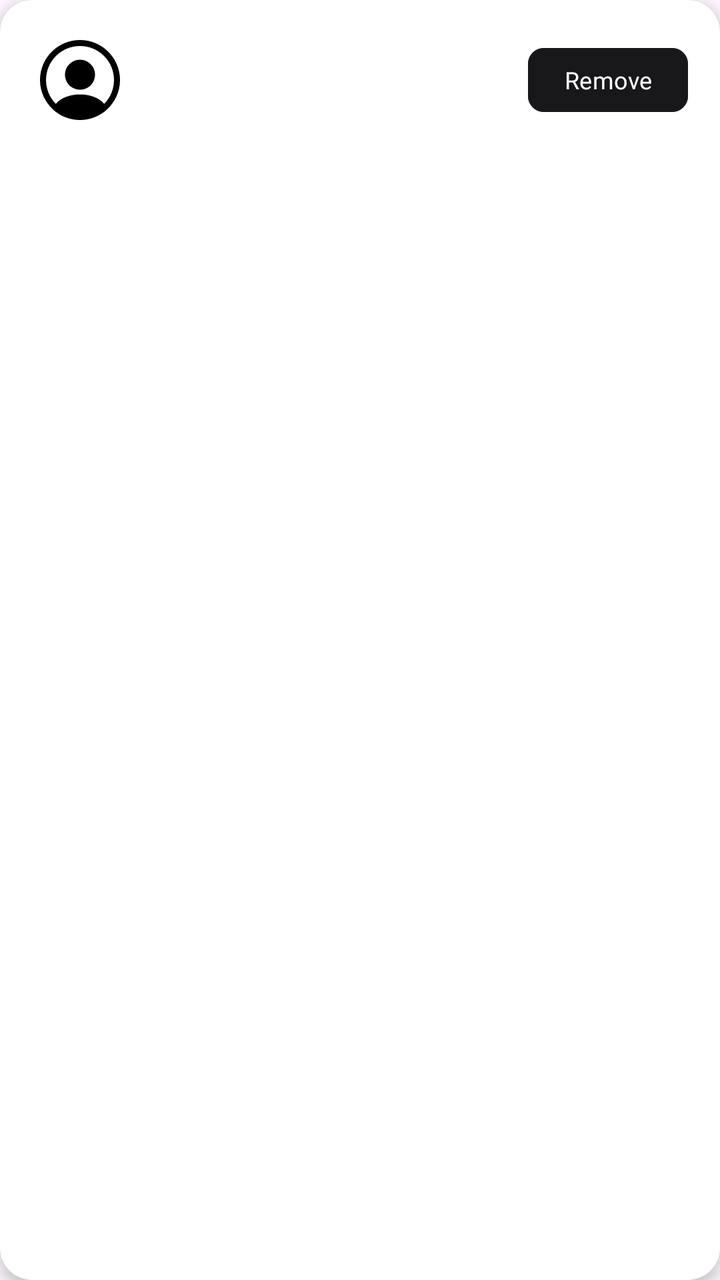
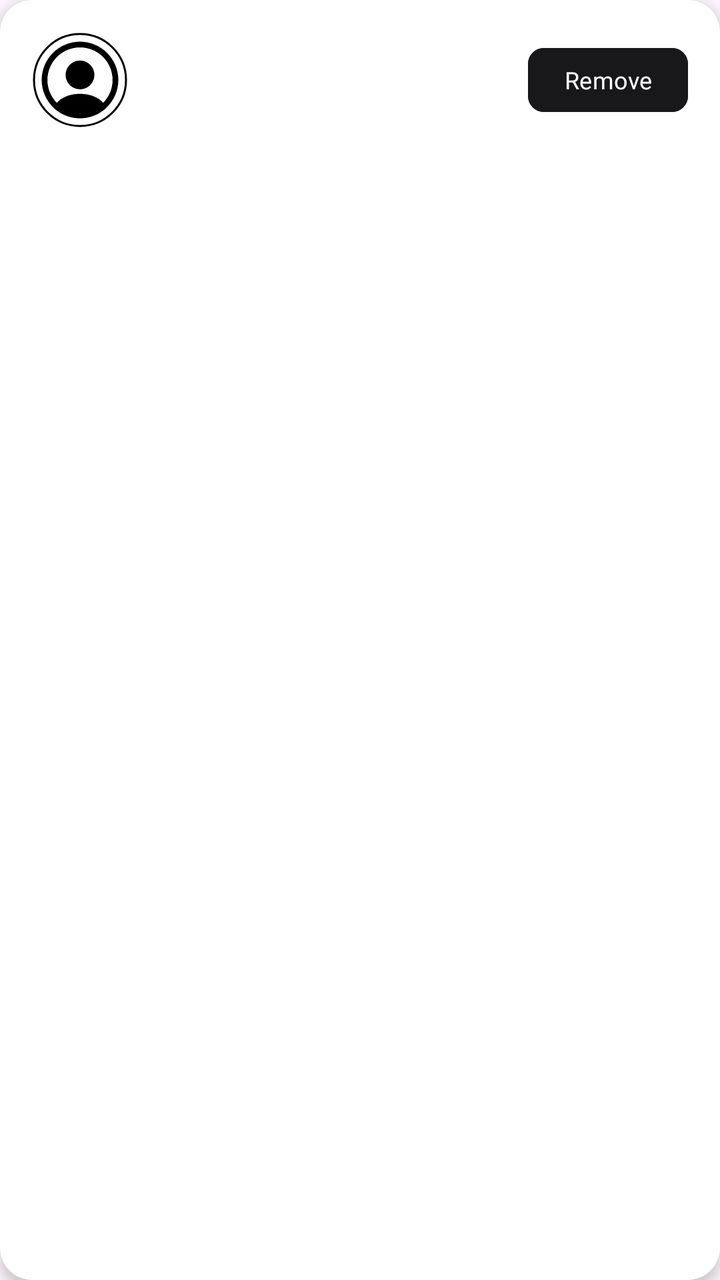

The first picture is an Android layout as it rendered before a commit; the second is the same layout after the commit. The layout source and the unified diff follow.
<!-- AndroidManifest.xml: application theme Theme.Travel -->
<!-- res/layout/item_friend.xml -->
<?xml version="1.0" encoding="utf-8"?>
<androidx.cardview.widget.CardView
    xmlns:android="http://schemas.android.com/apk/res/android"
    xmlns:app="http://schemas.android.com/apk/res-auto"
    xmlns:tools="http://schemas.android.com/tools"
    android:layout_width="match_parent"
    android:layout_height="wrap_content"
    android:layout_marginHorizontal="12dp"
    android:layout_marginVertical="6dp"
    app:cardCornerRadius="16dp"
    app:cardElevation="4dp"
    app:cardBackgroundColor="@color/white">

    <androidx.constraintlayout.widget.ConstraintLayout
        android:layout_width="match_parent"
        android:layout_height="wrap_content"
        android:padding="16dp">

        <ImageView
            android:id="@+id/profilePicture"
            android:layout_width="48dp"
            android:layout_height="48dp"
            android:scaleType="centerCrop"
            android:src="@drawable/ic_profile"
            app:layout_constraintBottom_toBottomOf="parent"
            app:layout_constraintStart_toStartOf="parent"
            app:layout_constraintTop_toTopOf="parent" />

        <TextView
            android:id="@+id/displayNameText"
            android:layout_width="0dp"
            android:layout_height="wrap_content"
            android:layout_marginStart="8dp"
            android:layout_marginEnd="8dp"
            android:ellipsize="end"
            android:fontFamily="@font/mont_bold"
            android:maxLines="1"
            android:textColor="@color/text_primary"
            android:textSize="16sp"
            app:layout_constraintEnd_toStartOf="@id/actionButton"
            app:layout_constraintStart_toEndOf="@+id/profilePicture"
            app:layout_constraintTop_toTopOf="@+id/profilePicture" />

        <TextView
            android:id="@+id/usernameText"
            android:layout_width="0dp"
            android:layout_height="wrap_content"
            android:layout_marginEnd="8dp"
            android:layout_marginStart="8dp"
            android:ellipsize="end"
            android:fontFamily="@font/mont_regular"
            android:maxLines="1"
            android:textColor="@color/text_secondary"
            android:textSize="12sp"
            app:layout_constraintEnd_toStartOf="@id/actionButton"
            app:layout_constraintStart_toEndOf="@+id/profilePicture"
            app:layout_constraintTop_toBottomOf="@id/displayNameText" />

        <com.google.android.material.button.MaterialButton
            android:id="@+id/actionButton"
            android:layout_width="80dp"
            android:layout_height="40dp"
            android:text="Remove"
            android:textSize="12sp"
            android:textAllCaps="false"
            android:backgroundTint="@color/button_primary"
            android:textColor="@color/button_primary_text"
            android:fontFamily="@font/mont_bold"
            android:minWidth="0dp"
            android:paddingHorizontal="0dp"
            app:cornerRadius="8dp"
            app:layout_constraintEnd_toEndOf="parent"
            app:layout_constraintTop_toTopOf="parent"
            app:layout_constraintBottom_toBottomOf="parent" />

    </androidx.constraintlayout.widget.ConstraintLayout>

</androidx.cardview.widget.CardView>
<!-- resources referenced by this layout -->
<resources>
  <color name="button_primary">#FF18181B</color>
  <color name="button_primary_text">#FFFFFFFF</color>
  <color name="text_primary">#FF18181B</color>
  <color name="text_secondary">#FFA1A1AA</color>
  <color name="white">#FFFFFFFF</color>
  <!-- drawable ic_profile (drawable) -->
  <vector xmlns:android="http://schemas.android.com/apk/res/android"
      android:width="200dp"
      android:height="200dp"
      android:viewportWidth="24"
      android:viewportHeight="24">
    <path
        android:pathData="M22,12C22,6.49 17.51,2 12,2C6.49,2 2,6.49 2,12C2,14.9 3.25,17.51 5.23,19.34C5.23,19.35 5.23,19.35 5.22,19.36C5.32,19.46 5.44,19.54 5.54,19.63C5.6,19.68 5.65,19.73 5.71,19.77C5.89,19.92 6.09,20.06 6.28,20.2C6.35,20.25 6.41,20.29 6.48,20.34C6.67,20.47 6.87,20.59 7.08,20.7C7.15,20.74 7.23,20.79 7.3,20.83C7.5,20.94 7.71,21.04 7.93,21.13C8.01,21.17 8.09,21.21 8.17,21.24C8.39,21.33 8.61,21.41 8.83,21.48C8.91,21.51 8.99,21.54 9.07,21.56C9.31,21.63 9.55,21.69 9.79,21.75C9.86,21.77 9.93,21.79 10.01,21.8C10.29,21.86 10.57,21.9 10.86,21.93C10.9,21.93 10.94,21.94 10.98,21.95C11.32,21.98 11.66,22 12,22C12.34,22 12.68,21.98 13.01,21.95C13.05,21.95 13.09,21.94 13.13,21.93C13.42,21.9 13.7,21.86 13.98,21.8C14.05,21.79 14.12,21.76 14.2,21.75C14.44,21.69 14.69,21.64 14.92,21.56C15,21.53 15.08,21.5 15.16,21.48C15.38,21.4 15.61,21.33 15.82,21.24C15.9,21.21 15.98,21.17 16.06,21.13C16.27,21.04 16.48,20.94 16.69,20.83C16.77,20.79 16.84,20.74 16.91,20.7C17.11,20.58 17.31,20.47 17.51,20.34C17.58,20.3 17.64,20.25 17.71,20.2C17.91,20.06 18.1,19.92 18.28,19.77C18.34,19.72 18.39,19.67 18.45,19.63C18.56,19.54 18.67,19.45 18.77,19.36C18.77,19.35 18.77,19.35 18.76,19.34C20.75,17.51 22,14.9 22,12ZM16.94,16.97C14.23,15.15 9.79,15.15 7.06,16.97C6.62,17.26 6.26,17.6 5.96,17.97C4.44,16.43 3.5,14.32 3.5,12C3.5,7.31 7.31,3.5 12,3.5C16.69,3.5 20.5,7.31 20.5,12C20.5,14.32 19.56,16.43 18.04,17.97C17.75,17.6 17.38,17.26 16.94,16.97Z"
        android:fillColor="#000000"/>
    <path
        android:pathData="M12,6.93C9.93,6.93 8.25,8.61 8.25,10.68C8.25,12.71 9.84,14.36 11.95,14.42C11.98,14.42 12.02,14.42 12.04,14.42C12.06,14.42 12.09,14.42 12.11,14.42C12.12,14.42 12.13,14.42 12.13,14.42C14.15,14.35 15.74,12.71 15.75,10.68C15.75,8.61 14.07,6.93 12,6.93Z"
        android:fillColor="#000000"/>
  </vector>
  <style name="Theme.Travel" parent="Theme.Material3.DayNight.NoActionBar">
          <item name="colorPrimary">#2196F3</item>
          <item name="colorOnPrimary">@android:color/white</item>
      </style>
</resources>

<!-- the commit's change to res/layout/item_friend.xml (unified diff, before → after) -->
@@ -16,7 +16,7 @@
         android:layout_height="wrap_content"
         android:padding="16dp">
 
-        <ImageView
+        <com.google.android.material.imageview.ShapeableImageView
             android:id="@+id/profilePicture"
             android:layout_width="48dp"
             android:layout_height="48dp"
@@ -24,7 +24,11 @@
             android:src="@drawable/ic_profile"
             app:layout_constraintBottom_toBottomOf="parent"
             app:layout_constraintStart_toStartOf="parent"
-            app:layout_constraintTop_toTopOf="parent" />
+            app:layout_constraintTop_toTopOf="parent"
+            app:shapeAppearanceOverlay="@style/ShapeAppearanceOverlay.Circle"
+            app:strokeColor="@color/black"
+            app:strokeWidth="1dp"
+            android:padding="1dp"/>
 
         <TextView
             android:id="@+id/displayNameText"
<!-- resource entries referenced after the edit -->
@@ -1,5 +1,6 @@
 <!-- resources referenced by this layout -->
 <resources>
+  <color name="black">#FF000000</color>
   <color name="button_primary">#FF18181B</color>
   <color name="button_primary_text">#FFFFFFFF</color>
   <color name="text_primary">#FF18181B</color>
@@ -18,6 +19,9 @@
         android:pathData="M12,6.93C9.93,6.93 8.25,8.61 8.25,10.68C8.25,12.71 9.84,14.36 11.95,14.42C11.98,14.42 12.02,14.42 12.04,14.42C12.06,14.42 12.09,14.42 12.11,14.42C12.12,14.42 12.13,14.42 12.13,14.42C14.15,14.35 15.74,12.71 15.75,10.68C15.75,8.61 14.07,6.93 12,6.93Z"
         android:fillColor="#000000"/>
   </vector>
+  <style name="ShapeAppearanceOverlay.Circle" parent="">
+          <item name="cornerSize">50%</item>
+      </style>
   <style name="Theme.Travel" parent="Theme.Material3.DayNight.NoActionBar">
           <item name="colorPrimary">#2196F3</item>
           <item name="colorOnPrimary">@android:color/white</item>
